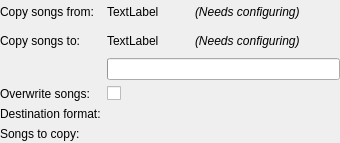
Before: the Qt Designer form devices/actiondialog.ui in polpo/cantata-mac, drawn with Qt 5.
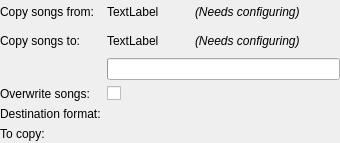
After: the same form once the commit is applied. Custom widgets are drawn as their Qt base class.

Commit message: Better song count display

Patch:
```diff
--- a/devices/actiondialog.ui
+++ b/devices/actiondialog.ui
@@ -168,7 +168,7 @@
        <item row="6" column="0">
         <widget class="QLabel" name="songCountLabel">
          <property name="text">
-          <string>Songs to copy:</string>
+          <string>To copy:</string>
          </property>
         </widget>
        </item>
```
The commit also changes 2 other files.
